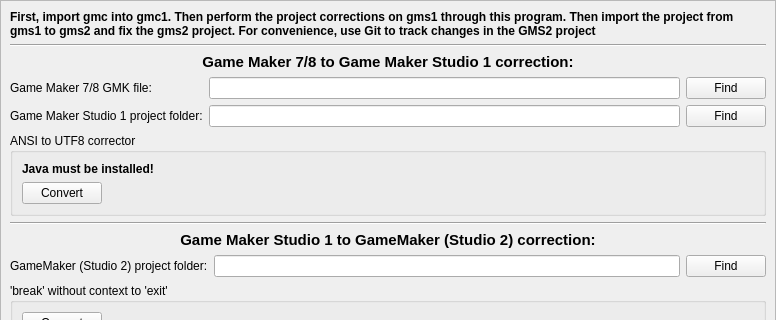
The window that src/mainwindow.ui (3dproger/GameMakerLegacyHelper) describes before a commit, drawn with Qt 5; both pictures show x 0 to 776 and y 0 to 320 of the 776 by 582 pixel window.
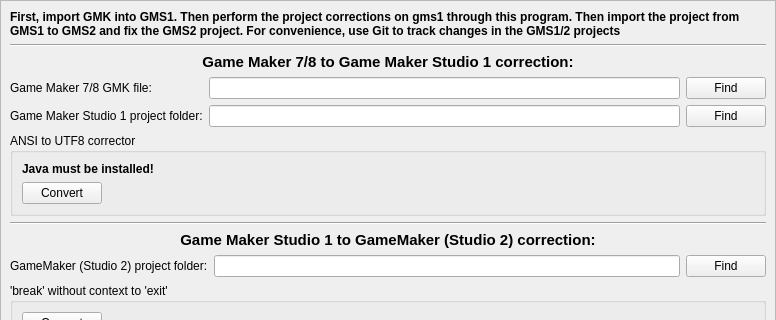
The same window after the commit.

The edit to the form file:
```diff
--- a/src/mainwindow.ui
+++ b/src/mainwindow.ui
@@ -55,7 +55,7 @@
              </font>
             </property>
             <property name="text">
-             <string>First, import gmc into gmc1. Then perform the project corrections on gms1 through this program. Then import the project from gms1 to gms2 and fix the gms2 project. For convenience, use Git to track changes in the GMS2 project</string>
+             <string>First, import GMK into GMS1. Then perform the project corrections on gms1 through this program. Then import the project from GMS1 to GMS2 and fix the GMS2 project. For convenience, use Git to track changes in the GMS1/2 projects</string>
             </property>
             <property name="wordWrap">
              <bool>true</bool>
```
